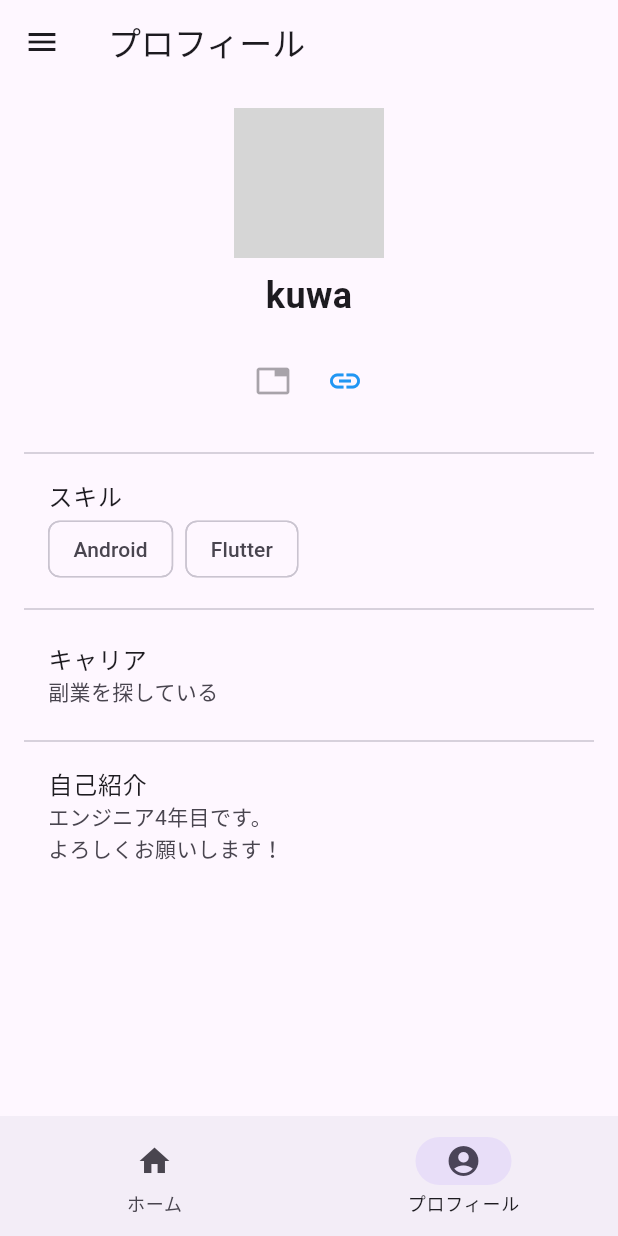
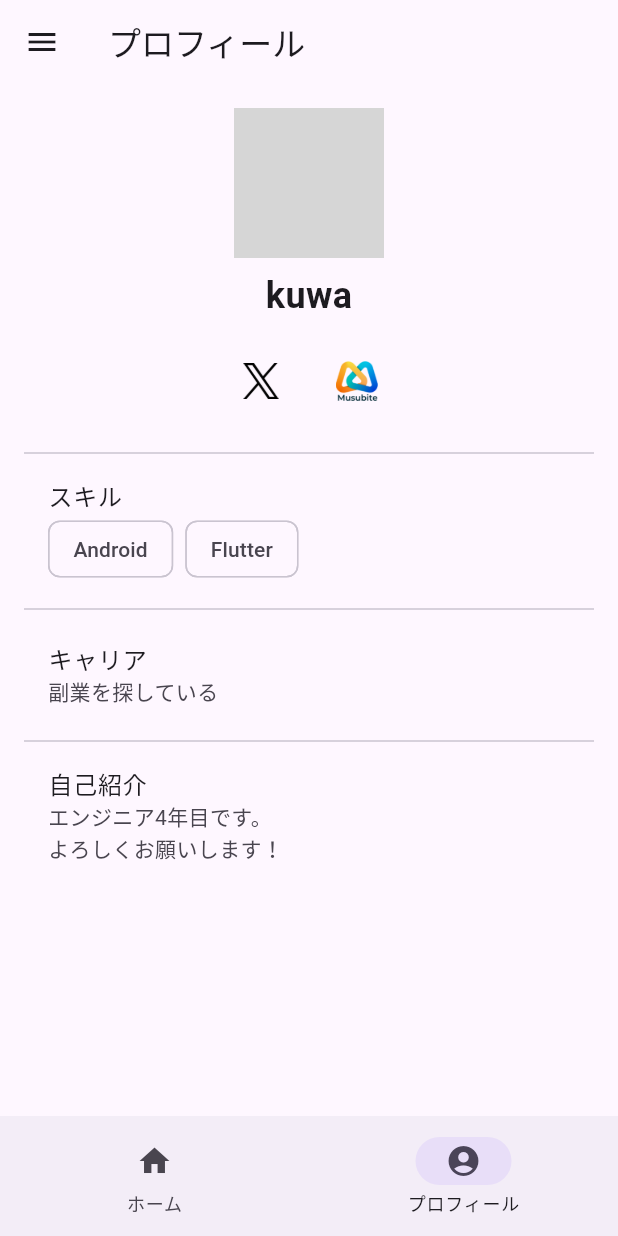
Before and after one commit to engineer-circle/engineer-circle, a Flutter app: the screen it shows after launch, item 2 of the bottom bar chosen, on a phone screen of 412 x 824 dp. Run offline on Flutter 3.47's test engine with Material 2 defaults, Android fonts, the phone set to English and light mode, and no system bars; our stand-ins replace auto_route, flutter_riverpod, freezed_annotation; missing offline and left inert: roggle; network calls fail; grey boxes are pictures that could not be loaded.

Commit message:
SNSロゴの設定

```diff
--- a/lib/feature/profile/ui/profile_page.dart
+++ b/lib/feature/profile/ui/profile_page.dart
@@ -1,4 +1,5 @@
 import 'package:engineer_circle/feature/drawer/drawer.dart';
+import 'package:engineer_circle/gen/assets.gen.dart';
 import 'package:flutter/material.dart';
 import 'package:auto_route/auto_route.dart';
 import 'package:flutter_riverpod/flutter_riverpod.dart';
@@ -14,10 +15,9 @@ class ProfilePage extends ConsumerStatefulWidget {
 // ダミーのプロファイルデータプロバイダ
 final profileDataProvider = Provider<ProfileData>((ref) {
   return ProfileData(
-    // APIから取得される想定のデータ
     name: 'kuwa',
-    twitterLink: null,
-    musubiteLink: 'https://musubite.com',
+    twitterLink: 'https://twitter.com/kilalabu',
+    musubiteLink: 'https://musubite-job.com',
     bio: 'エンジニア4年目です。\nよろしくお願いします！',
     career: '副業を探している',
     skills: ['Android', 'Flutter'],
@@ -79,21 +79,28 @@ class _ProfileState extends ConsumerState<ProfilePage> {
                 mainAxisAlignment: MainAxisAlignment.center,
                 children: [
                   IconButton(
-                    icon: Icon(Icons.tab),
-                    color: profileData.twitterLink != null
-                        ? Colors.blue
-                        : Colors.grey,
+                    icon: Image.asset(
+                      Assets.images.xLogo.path,
+                      width: 24,
+                      height: 24,
+                      color:
+                          profileData.twitterLink != null ? null : Colors.grey,
+                    ),
                     onPressed: profileData.twitterLink != null
                         ? () {
                             // TODO: twitter 開く
                           }
                         : null,
                   ),
+                  const SizedBox(width: 16),
                   IconButton(
-                    icon: Icon(Icons.link),
-                    color: profileData.musubiteLink != null
-                        ? Colors.blue
-                        : Colors.grey,
+                    icon: Image.asset(
+                      Assets.images.musubiteLogo.path,
+                      width: 28,
+                      height: 28,
+                      color:
+                          profileData.musubiteLink != null ? null : Colors.grey,
+                    ),
                     onPressed: profileData.musubiteLink != null
                         ? () {
                             // TODO: musubite 開く
--- a/lib/gen/assets.gen.dart
+++ b/lib/gen/assets.gen.dart
@@ -9,8 +9,24 @@
 
 import 'package:flutter/widgets.dart';
 
+class $AssetsImagesGen {
+  const $AssetsImagesGen();
+
+  /// File path: assets/images/musubite_logo.png
+  AssetGenImage get musubiteLogo =>
+      const AssetGenImage('assets/images/musubite_logo.png');
+
+  /// File path: assets/images/x_logo.png
+  AssetGenImage get xLogo => const AssetGenImage('assets/images/x_logo.png');
+
+  /// List of all assets
+  List<AssetGenImage> get values => [musubiteLogo, xLogo];
+}
+
 class Assets {
   Assets._();
+
+  static const $AssetsImagesGen images = $AssetsImagesGen();
 }
 
 class AssetGenImage {
```
Also changed, not shown: assets/images/musubite_logo.png (added), assets/images/x_logo.png (added).
